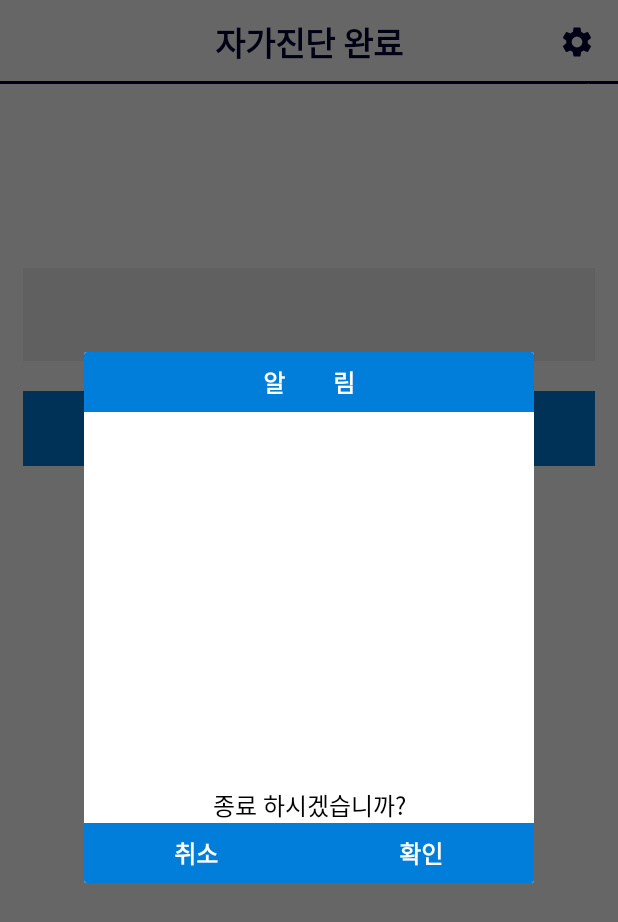
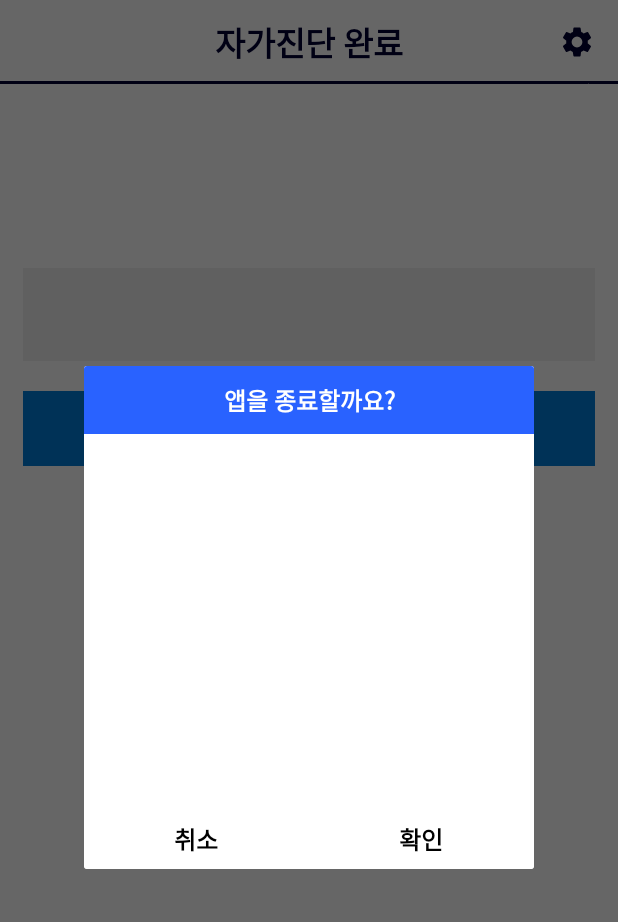
Before and after one commit to moJobSrc/neis-corvid19, an Android app: the FinishActivity screen opened directly, with no data from a screen before it, after a tap on "확인", on a phone screen of 412 x 824 dp. Shown: the top 922 px of the screen. Run offline under Robolectric (Android 15) with nearby library versions, the phone set to English and light mode, and no system bars; our stand-ins replace AdMob; 28 statements that could not run were skipped.

Commit message:
- update

```diff
--- a/app/build.gradle
+++ b/app/build.gradle
@@ -12,8 +12,8 @@ android {
         applicationId "com.leeEunho.corvid19"
         minSdkVersion 16
         targetSdkVersion 29
-        versionCode 24
-        versionName "14"
+        versionCode 26
+        versionName "16"
         multiDexEnabled true
         testInstrumentationRunner "androidx.test.runner.AndroidJUnitRunner"
     }
--- a/app/src/main/java/com/lepitar/corvid19/ListAccount/AccountAdapter.kt
+++ b/app/src/main/java/com/lepitar/corvid19/ListAccount/AccountAdapter.kt
@@ -5,6 +5,7 @@ import android.content.Intent
 import android.view.LayoutInflater
 import android.view.View
 import android.view.ViewGroup
+import android.widget.LinearLayout
 import android.widget.TextView
 import androidx.preference.PreferenceManager
 import androidx.recyclerview.widget.RecyclerView
@@ -30,7 +31,7 @@ class AccountAdapter(accountData: ArrayList<AccountData>?) : RecyclerView.Adapte
         } else {
             holder.account_list.text = "${accountData!![position].name}(${accountData!![position].birth})"
         }
-        holder.account_list.setOnClickListener { v ->
+        holder.list_item.setOnClickListener { v ->
             val context = v.context
             val sharedPreferences = PreferenceManager.getDefaultSharedPreferences(context)
             val editor = sharedPreferences.edit()
@@ -61,7 +62,8 @@ class AccountAdapter(accountData: ArrayList<AccountData>?) : RecyclerView.Adapte
     }
 
     inner class CustomViewHolder(itemView: View) : ViewHolder(itemView) {
-        var account_list: TextView = itemView.findViewById<View>(R.id.tv_account) as TextView
+        val account_list: TextView = itemView.findViewById<View>(R.id.tv_account) as TextView
+        val list_item: LinearLayout = itemView.findViewById<View>(R.id.list_item) as LinearLayout
     }
 
     init {
--- a/app/src/main/java/com/lepitar/corvid19/SearchSchool/SchoolAdapter.kt
+++ b/app/src/main/java/com/lepitar/corvid19/SearchSchool/SchoolAdapter.kt
@@ -4,6 +4,7 @@ import android.content.Intent
 import android.view.LayoutInflater
 import android.view.View
 import android.view.ViewGroup
+import android.widget.LinearLayout
 import android.widget.TextView
 import androidx.recyclerview.widget.RecyclerView
 import androidx.recyclerview.widget.RecyclerView.ViewHolder
@@ -20,7 +21,7 @@ class SchoolAdapter(schoolData: ArrayList<SchoolData>?) : RecyclerView.Adapter<S
 
     override fun onBindViewHolder(holder: CustomViewHolder, position: Int) {
         holder.schoolname.text = schoolData!![position].schoolName
-        holder.schoolname.setOnClickListener { v ->
+        holder.list_item.setOnClickListener { v ->
             val context = v.context
             val intent = Intent(v.context, MainActivity::class.java).addFlags(Intent.FLAG_ACTIVITY_CLEAR_TOP)
             intent.putExtra("schulNm", schoolData!![position].schoolName)
@@ -35,7 +36,8 @@ class SchoolAdapter(schoolData: ArrayList<SchoolData>?) : RecyclerView.Adapter<S
     }
 
     inner class CustomViewHolder(itemView: View) : ViewHolder(itemView) {
-        var schoolname = itemView.findViewById<View>(R.id.tv_schoolname) as TextView
+        val schoolname = itemView.findViewById<View>(R.id.tv_schoolname) as TextView
+        val list_item = itemView.findViewById<View>(R.id.list_item) as LinearLayout
     }
 
     init {
--- a/app/src/main/java/com/lepitar/corvid19/dialog/FinsihDialog.kt
+++ b/app/src/main/java/com/lepitar/corvid19/dialog/FinsihDialog.kt
@@ -2,22 +2,31 @@ package com.lepitar.corvid19.dialog
 
 import android.app.Dialog
 import android.content.Context
+import android.content.Intent
 import android.os.Build
 import android.os.Bundle
 import android.view.View
 import com.google.android.gms.ads.AdRequest
 import com.google.android.gms.ads.MobileAds
 import com.lepitar.corvid19.R
+import kotlinx.android.synthetic.main.activity_universe_account.*
 import kotlinx.android.synthetic.main.finish_dialog.*
+import kotlinx.android.synthetic.main.finish_dialog.adView
+import kotlinx.coroutines.GlobalScope
+import kotlinx.coroutines.launch
 import kotlin.system.exitProcess
 
 class FinsihDialog(context: Context) : Dialog(context), View.OnClickListener {
     override fun onCreate(savedInstanceState: Bundle?) {
         super.onCreate(savedInstanceState)
         setContentView(R.layout.finish_dialog)
-        MobileAds.initialize(context) { }
-        val adRequest = AdRequest.Builder().build()
-        adView.loadAd(adRequest)
+        GlobalScope.launch {
+            MobileAds.initialize(context) { }
+            ownerActivity?.runOnUiThread {
+                val adRequest = AdRequest.Builder().build()
+                adView.loadAd(adRequest)
+            }
+        }
         btn_cancel!!.setOnClickListener(this)
         btn_ok!!.setOnClickListener(this)
     }
@@ -26,6 +35,7 @@ class FinsihDialog(context: Context) : Dialog(context), View.OnClickListener {
         when (v.id) {
             R.id.btn_cancel -> dismiss()
             R.id.btn_ok -> {
+                android.os.Process.killProcess(android.os.Process.myPid())
                 if (Build.VERSION.SDK_INT >= Build.VERSION_CODES.LOLLIPOP) {
                     ownerActivity?.finishAndRemoveTask()
                 }
--- a/app/src/main/java/com/lepitar/corvid19/ui/Survey.kt
+++ b/app/src/main/java/com/lepitar/corvid19/ui/Survey.kt
@@ -106,7 +106,6 @@ class Survey : AppCompatActivity() {
             val loadingJob = async(Dispatchers.IO) {
                 try {
                     qstnCrtfcNoEncpt = prefs.getString("k", "")!!
-                    Log.d("test", url)
                     val doc = Jsoup.connect("$url/stv_cvd_co01_000.do")
                             .data("rtnRsltCode", "SUCCESS", "qstnCrtfcNoEncpt", qstnCrtfcNoEncpt
                                     , "schulNm", "", "stdntName", ""
@@ -142,7 +141,6 @@ class Survey : AppCompatActivity() {
                     putExtra("check15", check15) //문제2
                 }
                 startActivity(intent)
-                finish()
                 overridePendingTransition(R.anim.slide_in_right, R.anim.slide_out_left)
             } else {
                 runOnUiThread { Toast.makeText(this@Survey, "잘못된 본인확인 정보입니다.\n참여주소 또는 본인확인 정보를 확인바랍니다.\n확인 후 다시 시도해 주시기 바랍니다.", Toast.LENGTH_SHORT).show() }
--- a/app/src/main/res/layout/activity_survey.xml
+++ b/app/src/main/res/layout/activity_survey.xml
@@ -5,7 +5,8 @@
     android:layout_width="match_parent"
     android:layout_height="match_parent"
     tools:context=".ui.Survey"
-    android:orientation="vertical">
+    android:orientation="vertical"
+    android:background="#FFFFFF">
     <LinearLayout
         android:id="@+id/toolbar"
         android:layout_width="match_parent"
--- a/app/src/main/res/layout/finish_dialog.xml
+++ b/app/src/main/res/layout/finish_dialog.xml
@@ -7,10 +7,10 @@
 
     <TextView
         android:layout_width="match_parent"
-        android:layout_height="40dp"
-        android:background="#007EDA"
+        android:layout_height="45dp"
+        android:background="#2962ff"
         android:gravity="center"
-        android:text="알　　림"
+        android:text="앱을 종료할까요?"
         android:textColor="#ffffff"
         android:textSize="16dp"
         android:textStyle="bold" />
@@ -32,15 +32,6 @@
         </com.google.android.gms.ads.AdView>
     </LinearLayout>
 
-    <TextView
-        android:id="@+id/text_dialog"
-        android:layout_width="match_parent"
-        android:layout_height="wrap_content"
-        android:gravity="center"
-        android:text="종료 하시겠습니까?"
-        android:textSize="16dp"
-        android:textColor="#000"/>
-
     <LinearLayout
         android:layout_width="match_parent"
         android:layout_height="wrap_content"
@@ -52,11 +43,10 @@
             android:layout_width="wrap_content"
             android:layout_height="40dp"
             android:layout_weight="1"
-            android:background="#007EDA"
             android:clickable="true"
             android:gravity="center"
             android:text="취소"
-            android:textColor="#ffffff"
+            android:textColor="#000000"
             android:textSize="16dp"
             android:textStyle="bold" />
 
@@ -65,11 +55,10 @@
             android:layout_width="wrap_content"
             android:layout_height="40dp"
             android:layout_weight="1"
-            android:background="#007EDA"
             android:clickable="true"
             android:gravity="center"
             android:text="확인"
-            android:textColor="#ffffff"
+            android:textColor="#000000"
             android:textSize="16dp"
             android:textStyle="bold" />
     </LinearLayout>
--- a/app/src/main/res/values/colors.xml
+++ b/app/src/main/res/values/colors.xml
@@ -1,6 +1,6 @@
 <?xml version="1.0" encoding="utf-8"?>
 <resources>
-    <color name="colorPrimary">#237ece</color>
-    <color name="colorPrimaryDark">#007dbd</color>
+    <color name="colorPrimary">#2962ff</color>
+    <color name="colorPrimaryDark">#0039cb</color>
     <color name="colorAccent">#007dbd</color>
 </resources>
--- a/app/src/main/res/xml/root_preferences.xml
+++ b/app/src/main/res/xml/root_preferences.xml
@@ -1,7 +1,5 @@
 <PreferenceScreen xmlns:android="http://schemas.android.com/apk/res/android"
     xmlns:app="http://schemas.android.com/apk/res-auto">
-    <PreferenceCategory android:title="설정">
-
     <SwitchPreference
         android:defaultValue="false"
         android:key="alarm"
@@ -11,7 +9,7 @@
         android:defaultValue="false"
         android:key="submit"
         android:summary="모두 아니오로 제출합니다."
-            android:title="즉시 제출" />
+        android:title="즉시 제출"/>
     <Preference
         android:defaultValue="Default value"
         android:key="account"
@@ -28,5 +26,4 @@
         android:singleLine="true"
         android:summary="학생정보"
         android:title="학생정보 초기화" />
-    </PreferenceCategory>
 </PreferenceScreen>
```
Also changed, not shown: app/src/main/java/com/lepitar/corvid19/ui/SettingsActivity.kt (+14 -1 lines), app/src/main/java/com/lepitar/corvid19/ui/UniverseAccount.kt (+6 -3 lines), app/src/main/res/drawable/custom_ripple.xml (added, +8 -0 lines), app/src/main/res/layout/account_list.xml (+6 -3 lines), app/src/main/res/layout/customdialog.xml (+6 -6 lines), app/src/main/res/layout/schulname_list.xml (+8 -4 lines). Lines whose indentation alone changed are shown as unchanged.
